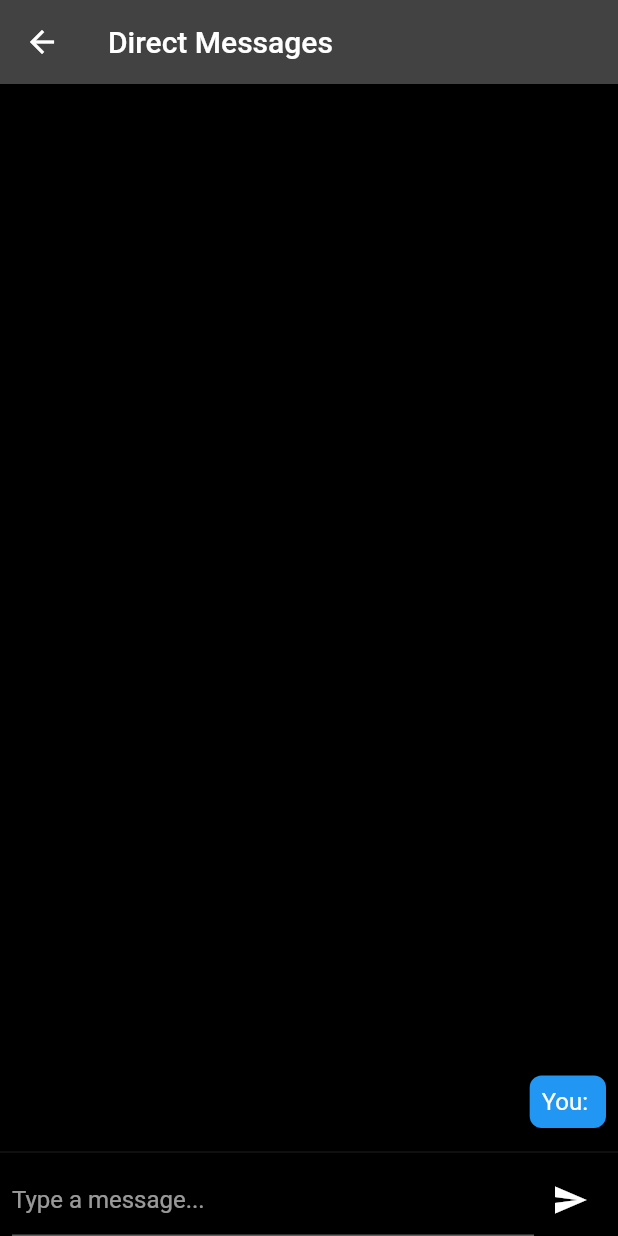
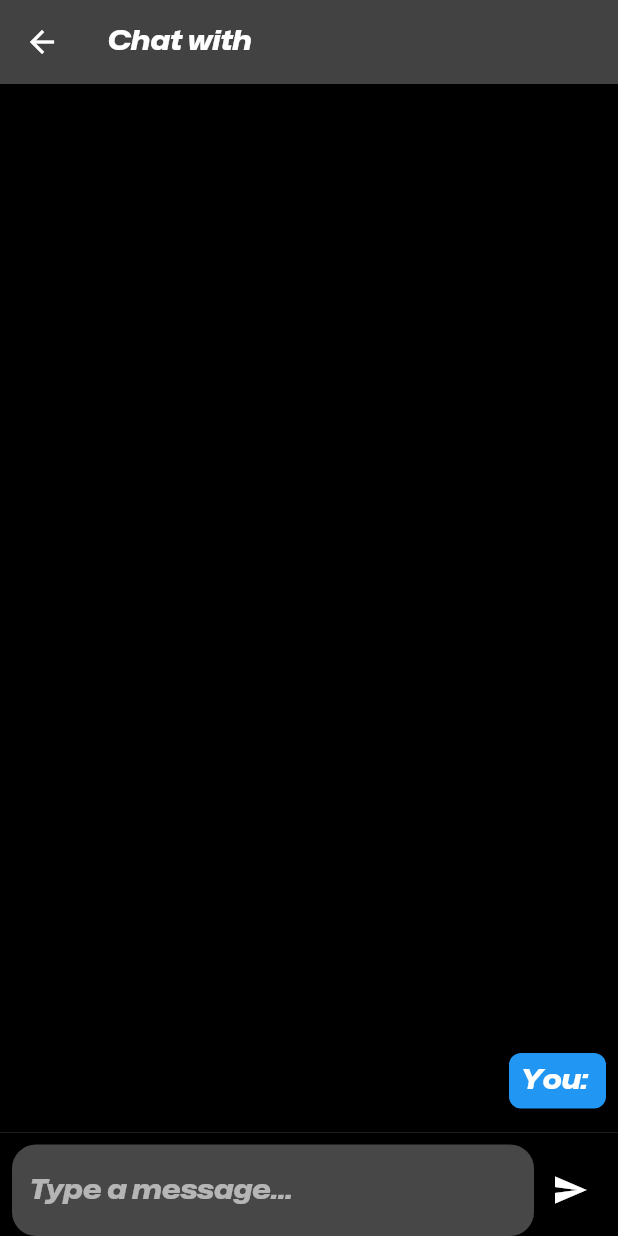
Before and after one commit to hunterjreid/Vibe, a Flutter app: the DirectMessageScreen screen opened directly with empty values, after a tap on the "send" icon, on a phone screen of 412 x 824 dp. Run offline on Flutter 3.47's test engine with Material 2 defaults, Android fonts, the phone set to English and light mode, and no system bars; our stand-ins replace cached_network_image, camera, chewie, cloud_firestore, firebase_auth, firebase_core and 11 more; missing offline and left inert: flutter_facebook_auth, video_compress, video_editor; accounts and stored records are empty; network calls fail.

Commit message:
fixes misc screens UI improvments

```diff
--- a/lib/views/screens/profile/direct_message_screen.dart
+++ b/lib/views/screens/profile/direct_message_screen.dart
@@ -37,7 +37,22 @@ class _DirectMessageScreenState extends State<DirectMessageScreen> {
   Widget build(BuildContext context) {
     return Scaffold(
       appBar: AppBar(
-        title: Text('Direct Messages'),
+        title: StreamBuilder<DocumentSnapshot>(
+          stream: firestore.collection('users').doc(widget.recipientUID).snapshots(),
+          builder: (context, snapshot) {
+            if (snapshot.hasData) {
+              final userData = snapshot.data!.data() as Map<String, dynamic>;
+              final userName = userData['name'] as String;
+              return Text('Chat with '+ userName , style: TextStyle(
+                              fontSize: 18,
+                              fontFamily: 'MonaSansExtraBoldWideItalic',));
+            } else {
+              return Text('Loading DM...' , style: TextStyle(
+                              fontSize: 18,
+                              fontFamily: 'MonaSansExtraBoldWideItalic',) );
+            }
+          },
+        ),
       ),
       body: Column(
         children: [
@@ -70,8 +85,9 @@ class _DirectMessageScreenState extends State<DirectMessageScreen> {
                           child: Text(
                             message['text'] as String,
                             style: TextStyle(
-                              fontSize: 16.0,
-                              color: Colors.white,
+                              fontSize: 18,
+                              fontFamily: 'MonaSansExtraBoldWideItalic',
+                              color: message['from'] == auth.currentUser!.uid ? Colors.white : Colors.black,
                             ),
                           ),
                         ),
@@ -92,6 +108,17 @@ class _DirectMessageScreenState extends State<DirectMessageScreen> {
                     controller: _textEditingController,
                     decoration: InputDecoration(
                       hintText: 'Type a message...',
+                      fillColor: Color.fromARGB(255, 71, 71, 71),
+                      filled: true,
+                      border: OutlineInputBorder(
+                        borderRadius: BorderRadius.circular(16.0),
+                        borderSide: BorderSide.none,
+                      ),
+                    ),
+                    style: TextStyle(
+                      fontSize: 18,
+                      fontFamily: 'MonaSansExtraBoldWideItalic',
+                      color: Colors.black,
                     ),
                     onSubmitted: (value) {
                       sendMessage('You: $value');
```
Also changed, not shown: lib/views/screens/feed_screen.dart (+9 -10 lines), lib/views/screens/misc/browse_songs_screen.dart (+21 -3 lines), lib/views/screens/misc/notification_screen.dart (+28 -4 lines).
